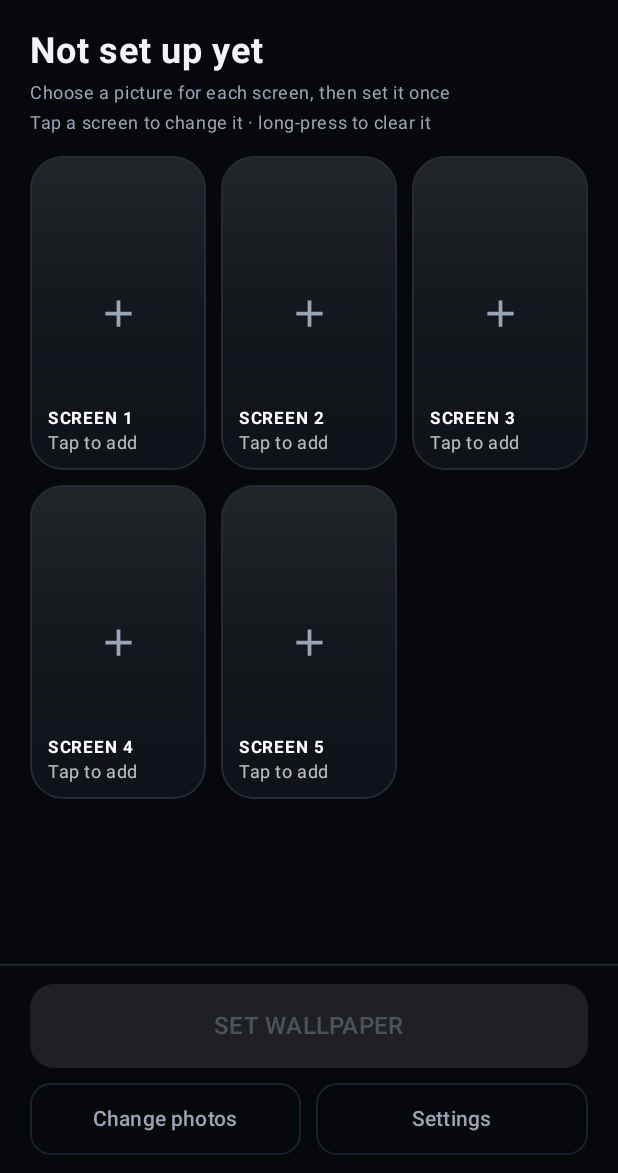
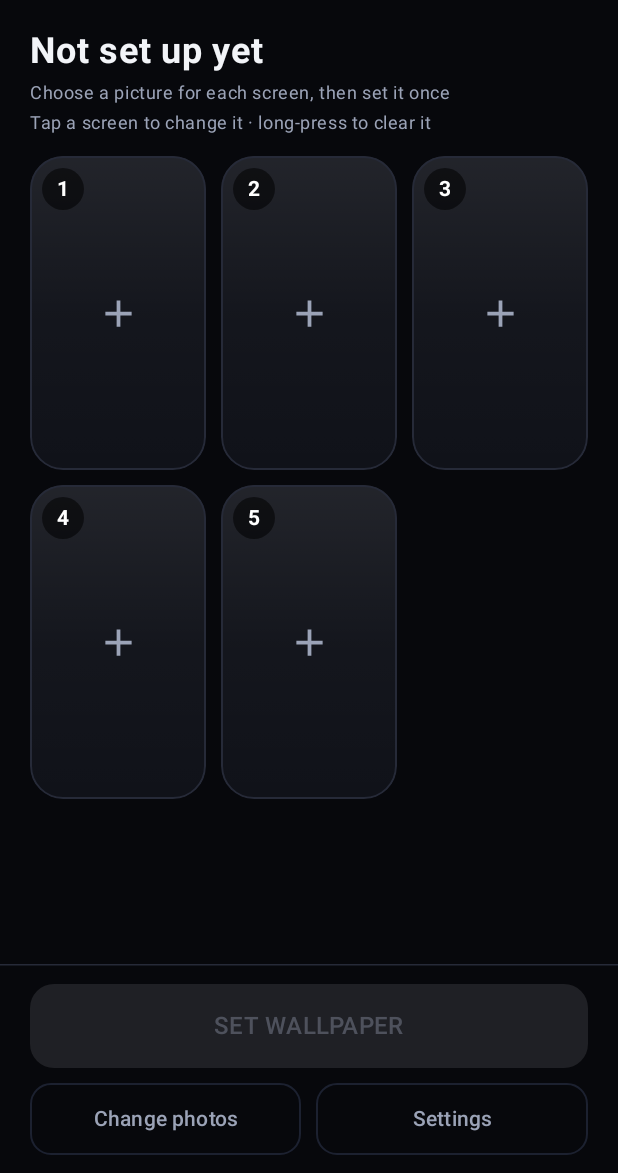
Before and after one commit to Dathaze20/Android-home-screen-widget, an Android app built with Jetpack Compose: the screen it shows after launch (ConfigActivity), after a tap on "Skip", on a phone screen of 412 x 824 dp, the part 63-1236 px from its top. Run offline under Robolectric (Android 15) with nearby library versions, the phone set to English and light mode, and no system bars.

Commit message:
Open on the screens, numbered tiles, and a go at the Home button
**No setup screen on a working install.** It now appears only when there
is genuinely something to set up — the wallpaper is not running, or no
screen has a picture. A flag being cleared should not put a page of
instructions in front of someone whose wallpaper has been working for
weeks. "Show setup guide again" in the menu still brings it back.

**The tiles show the picture and the number, nothing else.** "SCREEN 1" in
a tile this narrow came out as "SCRE…" at a large font scale, and a caption
that cannot be read is worse than no caption. The number is a badge in the
corner, the media-kind icons moved opposite it, the gradient scrim over the
bottom of every photo is gone, and the screen you are standing on is marked
by its accent border and a small NOW. The two buttons underneath wrap to a
second line instead of eliding to "Change…".

**The Home button, with the uncertainty stated rather than hidden.**
Pressing Home while already on the home screen is the one page change
Android gives a live wallpaper no signal for: the wallpaper never becomes
invisible, so the resync in SyncPolicy.pageOnVisible never runs; under
touch tracking there is no swipe to observe; and One UI reports a fixed
offset, so the value says nothing either. That is why this half of it has
never worked, while coming back from an app has.

What may be left is the offset callback's timing rather than its value: a
launcher calls back while its workspace moves, whoever started the move, so
a report arriving well clear of any finger means the launcher scrolled
itself. HomeJumpPolicy acts on that, with a 1.2s settle window so the tail
of an ordinary swipe can never trigger it — without that it would drag the
wallpaper back to screen 1 every time you swiped away — and a 2s cooldown
so one burst cannot fire repeatedly. Unit tested against both.

It is off by default, because it is an inference about launcher behaviour
and not something Android states. Next to the switch is the reading it
depends on: how many times the launcher has moved with no finger down. If
that stays at zero after pressing Home a few times, this cannot work on
this phone and no setting will change that.

Co-Authored-By: Claude Opus 5 <noreply@anthropic.com>
Claude-Session: https://claude.ai/code/session_01NSUq7s4wmmQfuUB95fmXCF

```diff
--- a/app/src/main/java/com/dathaze/pagewall/data/PageStore.kt
+++ b/app/src/main/java/com/dathaze/pagewall/data/PageStore.kt
@@ -191,6 +191,21 @@ class PageStore(context: Context) {
         get() = prefs.getBoolean(KEY_SYNC_HOME, true)
         set(value) = prefs.edit().putBoolean(KEY_SYNC_HOME, value).apply()
 
+    /**
+     * Whether an offset report arriving with no finger on the screen should be read as the
+     * launcher going home. Off by default: it is an inference about launcher behaviour, and a
+     * launcher that reports for other reasons would drag the wallpaper back to screen 1 by
+     * itself. [idleOffsetReports] is how you tell whether it would work on a given phone.
+     */
+    var followLauncherHomeJump: Boolean
+        get() = prefs.getBoolean(KEY_HOME_JUMP, false)
+        set(value) = prefs.edit().putBoolean(KEY_HOME_JUMP, value).apply()
+
+    /** Offset reports that arrived while no finger had touched the screen for a while. */
+    var idleOffsetReports: Int
+        get() = prefs.getInt(KEY_IDLE_OFFSETS, 0)
+        set(value) = prefs.edit().putInt(KEY_IDLE_OFFSETS, value).apply()
+
     /** Bumped by the app to tell the engine to jump to [manualSyncPage]. */
     var manualSyncNonce: Long
         get() = prefs.getLong(KEY_SYNC_NONCE, 0L)
@@ -301,6 +316,7 @@ class PageStore(context: Context) {
             .remove(KEY_DETECTION_MODE)
             .remove(KEY_TOUCH_RAW)
             .remove(KEY_SWIPES)
+            .remove(KEY_IDLE_OFFSETS)
             .apply()
     }
 
@@ -464,6 +480,8 @@ class PageStore(context: Context) {
         const val KEY_AUDIO_VOLUME = "audio_volume"
         const val KEY_CURRENT_PAGE = "current_page"
         const val KEY_SAW_OFFSETS = "saw_offsets"
+        const val KEY_HOME_JUMP = "follow_home_jump"
+        const val KEY_IDLE_OFFSETS = "idle_offset_reports"
 
         const val MIN_PAGES = 1
         const val MAX_PAGES = 12
--- a/app/src/main/java/com/dathaze/pagewall/ui/ConfigActivity.kt
+++ b/app/src/main/java/com/dathaze/pagewall/ui/ConfigActivity.kt
@@ -76,7 +76,7 @@ class ConfigActivity : ComponentActivity() {
                     modifier = Modifier.fillMaxSize(),
                     color = MaterialTheme.colorScheme.background,
                 ) {
-                    if (!state.onboardingDone) {
+                    if (!state.setupComplete) {
                         OnboardingScreen(
                             modifier = Modifier.windowInsetsPadding(WindowInsets.safeDrawing),
                             pageCount = state.pageCount,
@@ -165,6 +165,7 @@ class ConfigActivity : ComponentActivity() {
                         onTouchCompatibilityChange = viewModel::setTouchCompatibility,
                         onDefaultHomePageChange = viewModel::setDefaultHomePage,
                         onSyncOnReturnHomeChange = viewModel::setSyncOnReturnHome,
+                        onFollowHomeJumpChange = viewModel::setFollowLauncherHomeJump,
                         onSyncWallpaperTo = viewModel::syncWallpaperTo,
                         onRestartOnboarding = {
                             settingsOpen = false
--- a/app/src/main/java/com/dathaze/pagewall/ui/ConfigViewModel.kt
+++ b/app/src/main/java/com/dathaze/pagewall/ui/ConfigViewModel.kt
@@ -67,6 +67,10 @@ data class ConfigUiState(
     /** The screen the launcher treats as home, used to resync without an observed swipe. */
     val defaultHomePage: Int = 0,
     val syncOnReturnHome: Boolean = true,
+    /** Experimental: treat a launcher-initiated scroll as the Home button. Off by default. */
+    val followLauncherHomeJump: Boolean = false,
+    /** Offset reports that arrived with no finger down — whether the guess has anything to go on. */
+    val idleOffsetReports: Int = 0,
     /** Raw touch events forwarded by the launcher, whether or not they became swipes. */
     val touchEventsRaw: Int = 0,
     val recognisedSwipes: Int = 0,
@@ -82,7 +86,17 @@ data class ConfigUiState(
     val errorMessage: String? = null,
     /** Neutral confirmation of what an action actually did. Cleared once shown. */
     val noticeMessage: String? = null,
-)
+) {
+    /**
+     * Whether the setup screen has anything left to say.
+     *
+     * A working install never needs it. Showing it because a flag happened to be cleared put a
+     * page of instructions in front of someone whose wallpaper was already running — the app is
+     * for looking at your screens, so that is what it should open on.
+     */
+    val setupComplete: Boolean
+        get() = onboardingDone || (wallpaperActive && pages.any { it.hasMedia })
+}
 
 class ConfigViewModel(application: Application) : AndroidViewModel(application) {
 
@@ -138,6 +152,8 @@ class ConfigViewModel(application: Application) : AndroidViewModel(application)
             photoFit = store.photoFit,
             defaultHomePage = store.defaultHomePage,
             syncOnReturnHome = store.syncOnReturnHome,
+            followLauncherHomeJump = store.followLauncherHomeJump,
+            idleOffsetReports = store.idleOffsetReports,
             touchEventsRaw = store.touchEventCountRaw,
             recognisedSwipes = store.recognisedSwipeCount,
             displayedPage = store.displayedPage,
@@ -352,6 +368,11 @@ class ConfigViewModel(application: Application) : AndroidViewModel(application)
         afterChange()
     }
 
+    fun setFollowLauncherHomeJump(enabled: Boolean) {
+        store.followLauncherHomeJump = enabled
+        afterChange()
+    }
+
     /** The escape hatch: tell the wallpaper which screen the launcher is actually on. */
     fun syncWallpaperTo(page: Int) {
         store.requestManualSync(page)
--- a/app/src/main/java/com/dathaze/pagewall/ui/HomeScreen.kt
+++ b/app/src/main/java/com/dathaze/pagewall/ui/HomeScreen.kt
@@ -31,7 +31,6 @@ import androidx.compose.foundation.shape.CircleShape
 import androidx.compose.foundation.shape.RoundedCornerShape
 import androidx.compose.material.icons.Icons
 import androidx.compose.material.icons.filled.Add
-import androidx.compose.material.icons.filled.Check
 import androidx.compose.material.icons.filled.Gif
 import androidx.compose.material.icons.filled.Menu
 import androidx.compose.material.icons.filled.MusicNote
@@ -62,7 +61,6 @@ import androidx.compose.ui.Modifier
 import androidx.compose.foundation.verticalScroll
 import androidx.compose.ui.draw.clip
 import androidx.compose.ui.draw.scale
-import androidx.compose.ui.graphics.Brush
 import androidx.compose.ui.graphics.Color
 import androidx.compose.ui.graphics.ImageBitmap
 import androidx.compose.ui.graphics.asImageBitmap
@@ -441,17 +439,6 @@ private fun PageCard(
                 contentScale = ContentScale.Crop,
                 modifier = Modifier.fillMaxSize(),
             )
-            // Keeps the label legible over a bright picture.
-            Box(
-                Modifier
-                    .fillMaxSize()
-                    .background(
-                        Brush.verticalGradient(
-                            0.45f to Color.Transparent,
-                            1f to Color.Black.copy(alpha = 0.72f),
-                        )
-                    )
-            )
         } else {
             Box(Modifier.fillMaxSize().background(PageWallColors.GlassSheen))
             Icon(
@@ -462,16 +449,34 @@ private fun PageCard(
             )
         }
 
+        // The screen's number, and nothing else written across the picture. "SCREEN 1" in a tile
+        // this narrow came out as "SCRE…" at a large font scale, and a caption that cannot be
+        // read is worse than no caption: the picture is the label.
+        Box(
+            modifier = Modifier
+                .align(Alignment.TopStart)
+                .padding(8.dp)
+                .clip(CircleShape)
+                .background(Color.Black.copy(alpha = 0.55f))
+                .size(28.dp),
+            contentAlignment = Alignment.Center,
+        ) {
+            Text(
+                "${page.index + 1}",
+                style = MaterialTheme.typography.titleSmall,
+                fontWeight = FontWeight.Bold,
+                color = if (isTracked) PageWallColors.Cyan else Color.White,
+                maxLines = 1,
+            )
+        }
+
         Row(
             modifier = Modifier
-                .align(Alignment.TopStart)
-                .padding(10.dp),
-            horizontalArrangement = Arrangement.spacedBy(6.dp),
+                .align(Alignment.TopEnd)
+                .padding(8.dp),
+            horizontalArrangement = Arrangement.spacedBy(4.dp),
             verticalAlignment = Alignment.CenterVertically,
         ) {
-            if (page.hasMedia) {
-                Badge(Icons.Default.Check, "Configured", PageWallColors.Violet)
-            }
             when (page.mediaKind) {
                 MediaKind.VIDEO -> if (page.hasMedia) Badge(Icons.Default.PlayCircle, "Video", null)
                 MediaKind.GIF -> if (page.hasMedia) Badge(Icons.Default.Gif, "GIF", null)
@@ -480,27 +485,25 @@ private fun PageCard(
             if (page.hasAudio) Badge(Icons.Default.MusicNote, "Has soundtrack", null)
         }
 
-        Column(
+        // Which screen you are standing on, as a mark rather than a sentence.
+        if (isTracked) {
+            Box(
                 modifier = Modifier
-                .align(Alignment.BottomStart)
-                .fillMaxWidth()
-                .padding(horizontal = 12.dp, vertical = 10.dp),
+                    .align(Alignment.BottomCenter)
+                    .padding(bottom = 8.dp)
+                    .clip(CircleShape)
+                    .background(Color.Black.copy(alpha = 0.6f))
+                    .padding(horizontal = 8.dp, vertical = 2.dp),
             ) {
                 Text(
-                "SCREEN ${page.index + 1}",
+                    "NOW",
                     style = MaterialTheme.typography.labelSmall,
                     fontWeight = FontWeight.Bold,
-                color = Color.White,
+                    color = PageWallColors.Cyan,
                     maxLines = 1,
-                overflow = TextOverflow.Ellipsis,
+                    softWrap = false,
                 )
-            Text(
-                text = if (isTracked) "Showing now" else if (page.hasMedia) page.kindLabel else "Tap to add",
-                style = MaterialTheme.typography.bodySmall,
-                color = if (isTracked) PageWallColors.Cyan else Color.White.copy(alpha = 0.72f),
-                maxLines = 1,
-                overflow = TextOverflow.Ellipsis,
-            )
+            }
         }
     }
 }
@@ -582,13 +585,13 @@ private fun PrimaryActions(
                 enabled = !state.busy,
                 shape = RoundedCornerShape(14.dp),
                 modifier = Modifier.weight(1f).heightIn(min = 48.dp),
-            ) { Text("Change photos", maxLines = 1, overflow = TextOverflow.Ellipsis) }
+            ) { Text("Change photos", maxLines = 2, textAlign = TextAlign.Center) }
 
             OutlinedButton(
                 onClick = onOpenSettings,
                 shape = RoundedCornerShape(14.dp),
                 modifier = Modifier.weight(1f).heightIn(min = 48.dp),
-            ) { Text("Settings", maxLines = 1) }
+            ) { Text("Settings", maxLines = 2, textAlign = TextAlign.Center) }
         }
 
         if (!state.wallpaperActive && assignedCount > 0) {
```
Also changed, not shown: app/src/main/java/com/dathaze/pagewall/data/HomeJumpPolicy.kt (added, +53 -0 lines), app/src/main/java/com/dathaze/pagewall/ui/SettingsSheet.kt (+34 -1 lines), app/src/main/java/com/dathaze/pagewall/wallpaper/PageWallpaperService.kt (+36 -0 lines), 1 other file. Lines whose indentation alone changed are shown as unchanged.
